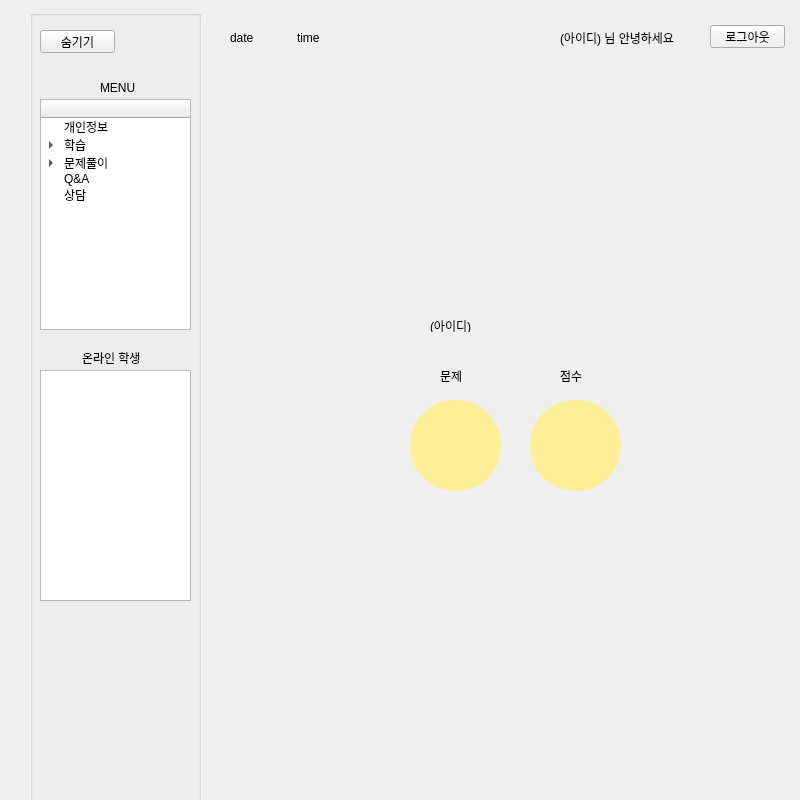
The window that si_contents.ui (gitaeyu/Education_app) describes before a commit, drawn with Qt 5.
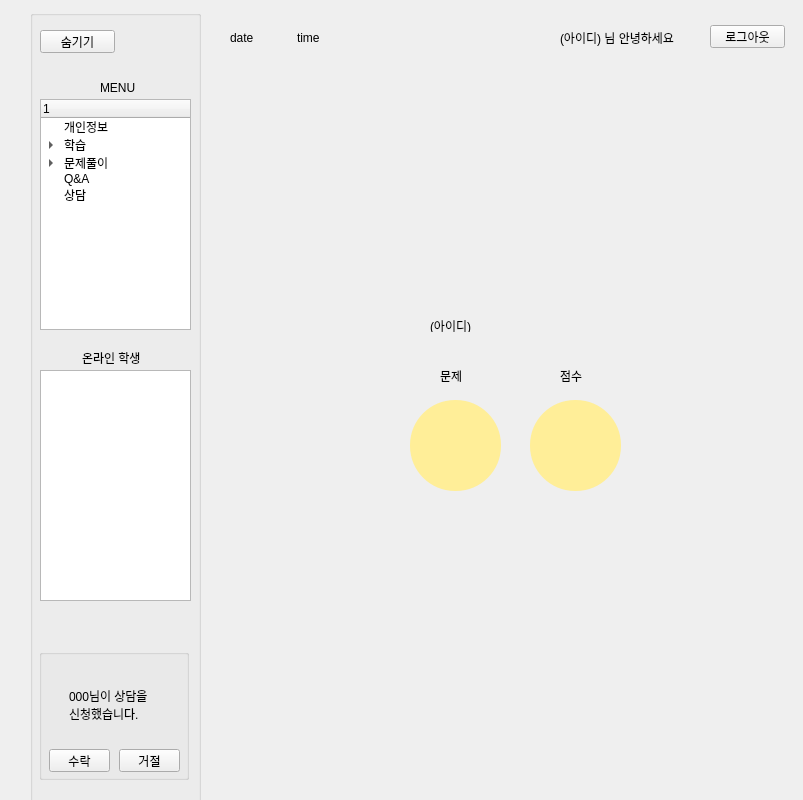
The same window after the commit.

Commit message: 초대장 ui

Patch:
```diff
--- a/si_contents.ui
+++ b/si_contents.ui
@@ -6,7 +6,7 @@
    <rect>
     <x>0</x>
     <y>0</y>
-    <width>800</width>
+    <width>803</width>
     <height>800</height>
    </rect>
   </property>
@@ -1206,7 +1206,7 @@
         </property>
         <column>
          <property name="text">
-          <string>  </string>
+          <string/>
          </property>
         </column>
         <item>
@@ -1301,6 +1301,59 @@
          <string>MENU</string>
         </property>
        </widget>
+       <widget class="QGroupBox" name="gb_invite">
+        <property name="geometry">
+         <rect>
+          <x>9</x>
+          <y>639</y>
+          <width>150</width>
+          <height>131</height>
+         </rect>
+        </property>
+        <property name="title">
+         <string/>
+        </property>
+        <widget class="QPushButton" name="btn_invite_Ok">
+         <property name="geometry">
+          <rect>
+           <x>10</x>
+           <y>100</y>
+           <width>61</width>
+           <height>23</height>
+          </rect>
+         </property>
+         <property name="text">
+          <string>수락</string>
+         </property>
+        </widget>
+        <widget class="QPushButton" name="btn_invite_No">
+         <property name="geometry">
+          <rect>
+           <x>80</x>
+           <y>100</y>
+           <width>61</width>
+           <height>23</height>
+          </rect>
+         </property>
+         <property name="text">
+          <string>거절</string>
+         </property>
+        </widget>
+        <widget class="QLabel" name="lb_invite_message">
+         <property name="geometry">
+          <rect>
+           <x>30</x>
+           <y>20</y>
+           <width>91</width>
+           <height>71</height>
+          </rect>
+         </property>
+         <property name="text">
+          <string>000님이 상담을
+신청했습니다.</string>
+         </property>
+        </widget>
+       </widget>
       </widget>
      </widget>
     </widget>
```
The commit also changes 2 other files.
